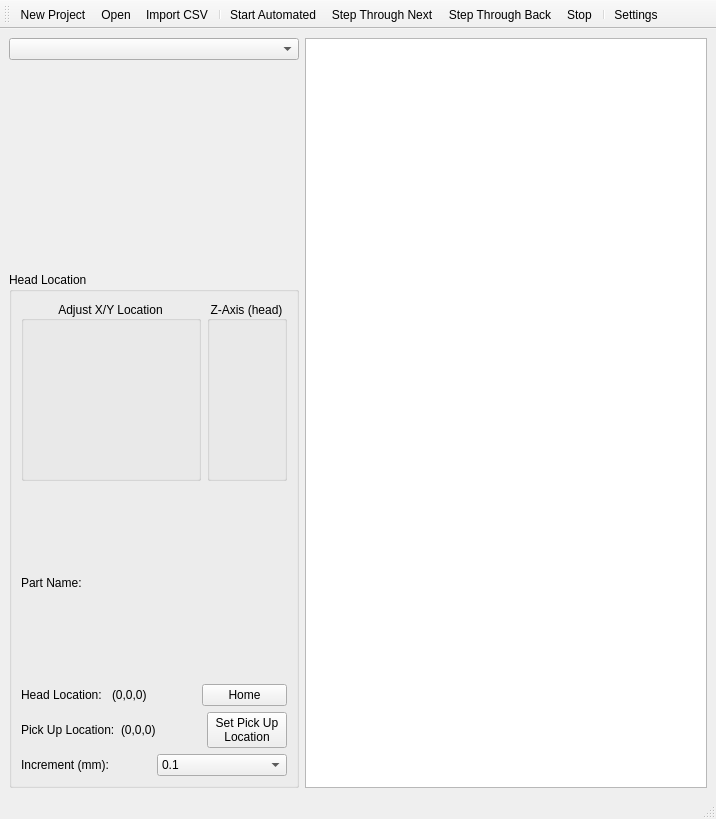
Old version of the form mainwindow.ui in the repository deveshrai/EasyPicker.
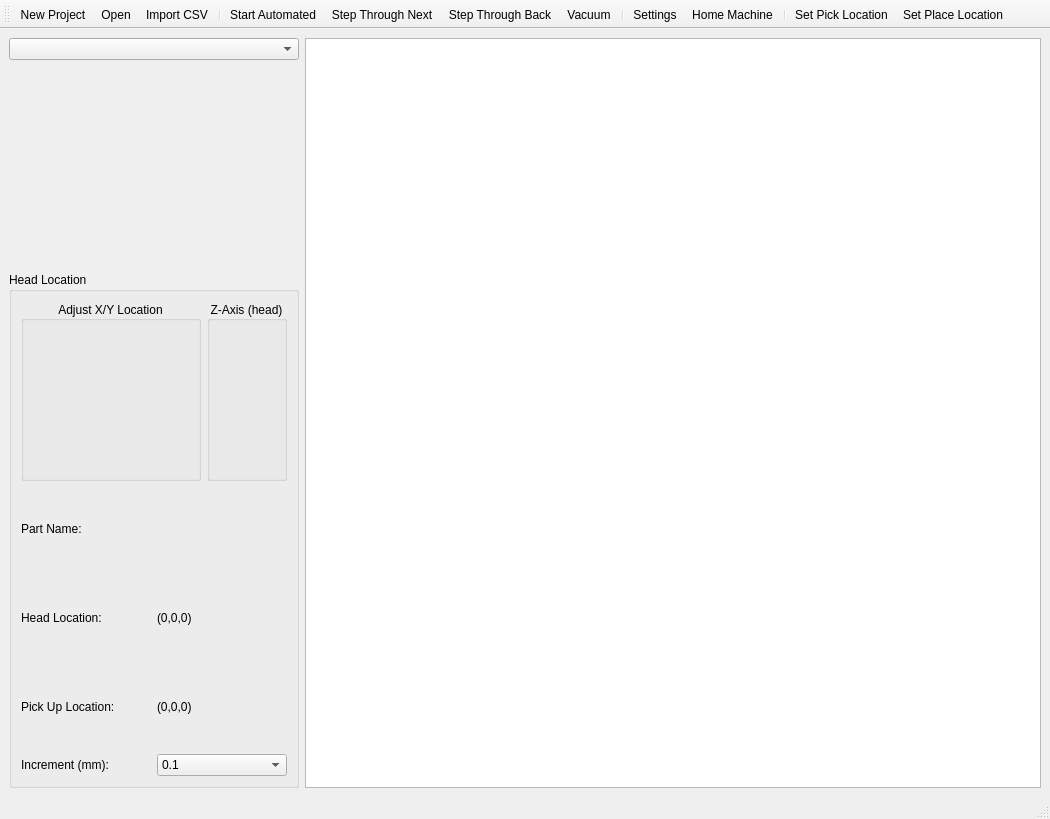
New version of the form. Icons and pictures are not drawn.

Patch:
```diff
--- a/mainwindow.ui
+++ b/mainwindow.ui
@@ -6,7 +6,7 @@
    <rect>
     <x>0</x>
     <y>0</y>
-    <width>716</width>
+    <width>1050</width>
     <height>819</height>
    </rect>
   </property>
@@ -287,6 +287,9 @@
                     <height>40</height>
                    </size>
                   </property>
+                  <property name="shortcut">
+                   <string>Shift+Num+Up</string>
+                  </property>
                   <property name="flat">
                    <bool>true</bool>
                   </property>
@@ -319,6 +322,9 @@
                     <height>40</height>
                    </size>
                   </property>
+                  <property name="shortcut">
+                   <string>Shift+Num+Down</string>
+                  </property>
                   <property name="flat">
                    <bool>true</bool>
                   </property>
@@ -363,23 +369,6 @@
                </property>
               </widget>
              </item>
-             <item>
-              <widget class="QPushButton" name="pushButton_2">
-               <property name="text">
-                <string>Home</string>
-               </property>
-               <property name="icon">
-                <iconset resource="Icons.qrc">
-                 <normaloff>:/new/Icons/icons8-home-address-100.png</normaloff>:/new/Icons/icons8-home-address-100.png</iconset>
-               </property>
-               <property name="iconSize">
-                <size>
-                 <width>30</width>
-                 <height>30</height>
-                </size>
-               </property>
-              </widget>
-             </item>
             </layout>
            </item>
            <item>
@@ -398,24 +387,6 @@
                </property>
               </widget>
              </item>
-             <item>
-              <widget class="QPushButton" name="pushButton">
-               <property name="text">
-                <string>Set Pick Up
-Location</string>
-               </property>
-               <property name="icon">
-                <iconset resource="Icons.qrc">
-                 <normaloff>:/new/Icons/icons8-sledgehammer-100.png</normaloff>:/new/Icons/icons8-sledgehammer-100.png</iconset>
-               </property>
-               <property name="iconSize">
-                <size>
-                 <width>30</width>
-                 <height>30</height>
-                </size>
-               </property>
-              </widget>
-             </item>
             </layout>
            </item>
            <item>
@@ -428,7 +399,7 @@
               </widget>
              </item>
              <item>
-              <widget class="QComboBox" name="comboBox_2">
+              <widget class="QComboBox" name="incrementComboBox">
                <item>
                 <property name="text">
                  <string>0.1</string>
@@ -490,7 +461,7 @@
     <rect>
      <x>0</x>
      <y>0</y>
-     <width>716</width>
+     <width>1050</width>
      <height>22</height>
     </rect>
    </property>
@@ -516,9 +487,13 @@
    <addaction name="actionStart_Automated"/>
    <addaction name="actionStep_Through_Next"/>
    <addaction name="actionStep_Through_Back"/>
-   <addaction name="actionStop"/>
+   <addaction name="actionVacuum"/>
    <addaction name="separator"/>
    <addaction name="actionSettings"/>
+   <addaction name="actionHome_Machine"/>
+   <addaction name="separator"/>
+   <addaction name="actionSet_Pick_Up_Location"/>
+   <addaction name="actionSet_Place_Location"/>
   </widget>
   <action name="actionNew_Project">
    <property name="icon">
@@ -595,13 +570,52 @@
     <string>Settings</string>
    </property>
   </action>
-  <action name="actionStop">
+  <action name="actionVacuum">
+   <property name="checkable">
+    <bool>true</bool>
+   </property>
    <property name="icon">
     <iconset resource="Icons.qrc">
-     <normaloff>:/new/Icons/icons8-manual-80.png</normaloff>:/new/Icons/icons8-manual-80.png</iconset>
+     <normaloff>:/new/Icons/icons8-vacuum-cleaner-80.png</normaloff>:/new/Icons/icons8-vacuum-cleaner-80.png</iconset>
    </property>
    <property name="text">
-    <string>Stop</string>
+    <string>Vacuum</string>
+   </property>
+   <property name="toolTip">
+    <string>VacuumOnOff</string>
+   </property>
+   <property name="shortcut">
+    <string>Shift+V</string>
+   </property>
+  </action>
+  <action name="actionHome_Machine">
+   <property name="icon">
+    <iconset resource="Icons.qrc">
+     <normaloff>:/new/Icons/icons8-home-address-100.png</normaloff>:/new/Icons/icons8-home-address-100.png</iconset>
+   </property>
+   <property name="text">
+    <string>Home Machine</string>
+   </property>
+   <property name="toolTip">
+    <string>Home X and Y axis of the Machine</string>
+   </property>
+  </action>
+  <action name="actionSet_Pick_Up_Location">
+   <property name="icon">
+    <iconset resource="Icons.qrc">
+     <normaloff>:/new/Icons/icons8-weightlifting-64.png</normaloff>:/new/Icons/icons8-weightlifting-64.png</iconset>
+   </property>
+   <property name="text">
+    <string>Set Pick Location</string>
+   </property>
+  </action>
+  <action name="actionSet_Place_Location">
+   <property name="icon">
+    <iconset resource="Icons.qrc">
+     <normaloff>:/new/Icons/icons8-american-football-player-64.png</normaloff>:/new/Icons/icons8-american-football-player-64.png</iconset>
+   </property>
+   <property name="text">
+    <string>Set Place Location</string>
    </property>
   </action>
  </widget>
```
